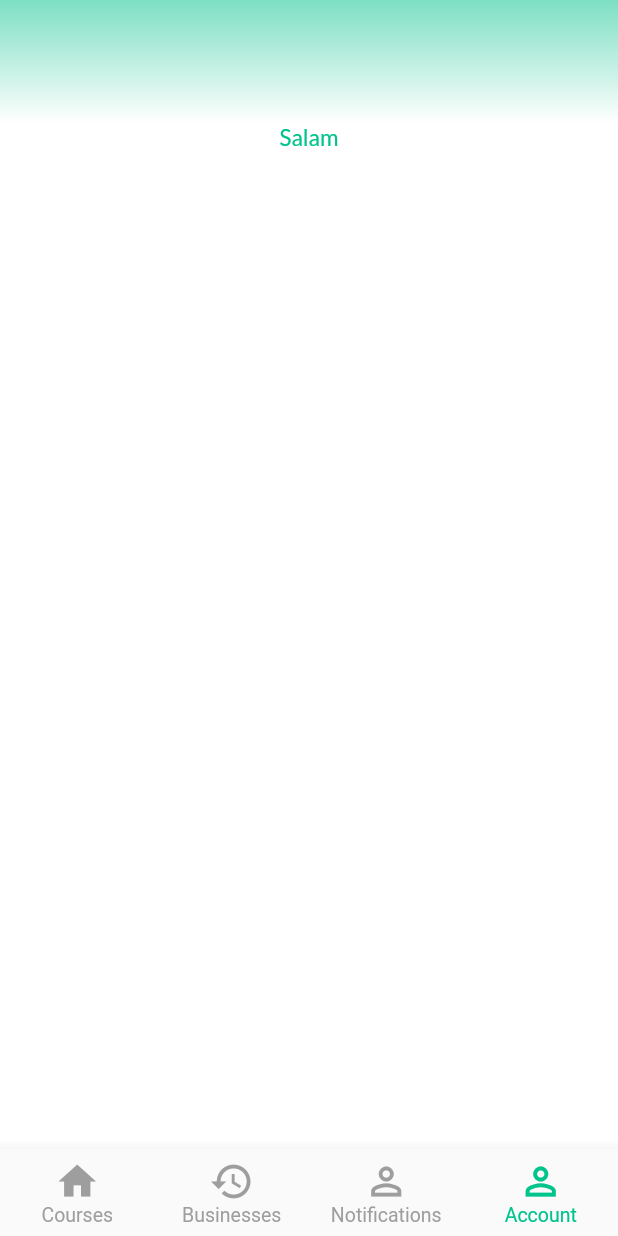
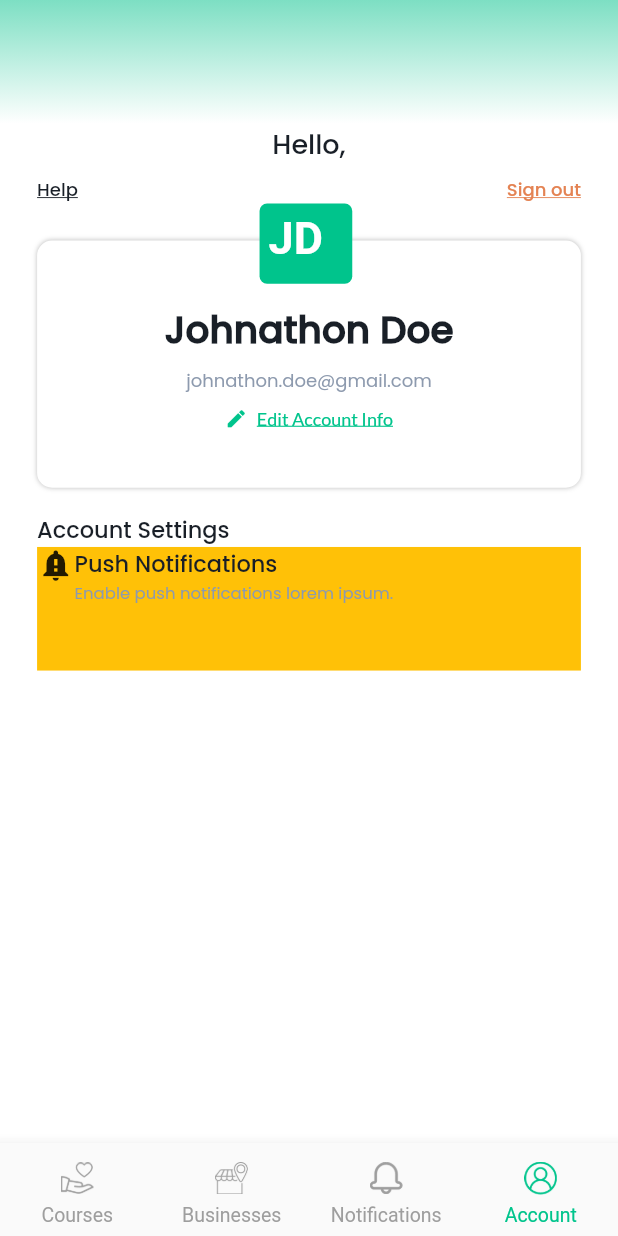
Before and after one commit to nasirmalik01/ThinknLocal, a Flutter app: the BottomTab screen opened directly, item 4 of the bottom bar chosen, on a phone screen of 412 x 824 dp. Run offline on Flutter 3.47's test engine with Material 2 defaults, Android fonts, the light colour scheme and no system bars; our stand-ins replace fluttertoast, lottie, shared_preferences; missing offline and left inert: date_time_format; accounts and stored records are empty; Roboto replaces fonts that are missing (Lato-Bold).

Commit message:
Bottom Tab Index Settings Icons Created and Impelmented Account Screen Partially done

```diff
--- a/lib/res/assets.dart
+++ b/lib/res/assets.dart
@@ -5,6 +5,10 @@ class Assets {
   static const String googleLogo = "assets/png/Google.png";
   static const String facebookLogo = "assets/png/Facebook.png";
   static const String notificationPic = "assets/png/notificationPic.png";
+  static const String accountIcon = "assets/png/Account.png";
+  static const String causeIcon = "assets/png/cause.png";
+  static const String notificationIcon = "assets/png/notification.png";
+  static const String storeIcon = "assets/png/store.png";
 
 
   // fonts
--- a/lib/res/colors.dart
+++ b/lib/res/colors.dart
@@ -13,6 +13,8 @@ class AppColors{
   static const lightBlack = Color.fromRGBO(25, 31, 39, 1);
   static const gradientColor1 = Color.fromRGBO(125, 223, 195, 1);
   static const lightBlue = Color.fromRGBO(94, 95, 220, 1);
+  static const orangeColor = Color.fromRGBO(228, 131, 83, 1);
+  static const shadowColor = Color.fromRGBO(0, 0, 0, 0.25);
 
 
 
--- a/lib/screens/bottom_tab/account/account.dart
+++ b/lib/screens/bottom_tab/account/account.dart
@@ -1,7 +1,9 @@
 import 'package:flutter/cupertino.dart';
 import 'package:flutter/material.dart';
+import 'package:flutter_app/screens/bottom_tab/account/account_components.dart';
 import 'package:flutter_app/widgets/text_views.dart';
 
+import '../../../res/assets.dart';
 import '../../../res/colors.dart';
 import '../../../res/res.dart';
 
@@ -14,6 +16,7 @@ class Account extends StatefulWidget {
 }
 
 class _AccountState extends State<Account> {
+  AccountComponents _accountComponents = AccountComponents();
 
   @override
   void initState() {
@@ -54,7 +57,29 @@ class _AccountState extends State<Account> {
                   padding: EdgeInsets.symmetric(horizontal: sizes!.width * 0.06),
                   child: Column(
                     children: [
-                      TextView.getMediumText15("Salam", color: AppColors.greenColor),
+                      TextView.getMediumText18("Hello,", color: AppColors.lightBlack, fontFamily: Assets.poppinsMedium),
+                      SizedBox(height: getHeight() * 0.01),
+                      Row(
+                        mainAxisAlignment: MainAxisAlignment.spaceBetween,
+                        children: [
+                          TextView.bold12Text("Help", color: AppColors.lightBlack, fontFamily: Assets.poppinsMedium, textDecoration: TextDecoration.underline),
+                          TextView.bold12Text("Sign out", color: AppColors.orangeColor, fontFamily: Assets.poppinsMedium, textDecoration: TextDecoration.underline),
+                        ],
+                      ),
+                      //SizedBox(height: getHeight() * 0.01),
+                      _accountComponents.profileBox(
+                          name: "Johnathon Doe",
+                          email: "johnathon.doe@gmail.com",
+                          nameShort: "JD"
+                      ),
+                      Align(
+                        alignment: Alignment.centerLeft,
+                          child: TextView.getMediumText15("Account Settings", color: AppColors.lightBlack, fontFamily: Assets.poppinsMedium)),
+                      _accountComponents.accountSettingCard(
+                          icon: Icons.notification_important,
+                          title: "Push Notifications",
+                          description: "Enable push notifications lorem ipsum."
+                      ),
                     ],
                   ),
                 ),
--- /dev/null
+++ b/lib/screens/bottom_tab/account/account_components.dart
@@ -0,0 +1,116 @@
+import 'package:flutter/cupertino.dart';
+import 'package:flutter/material.dart';
+
+import '../../../res/assets.dart';
+import '../../../res/colors.dart';
+import '../../../res/res.dart';
+import '../../../widgets/text_views.dart';
+
+class AccountComponents {
+  Widget profileBox({
+    @required String? name,
+    @required String? email,
+    @required String? nameShort,
+  }) {
+    return Column(
+      children: [
+        Container(
+          height: sizes!.height * 0.25,
+          width: sizes!.width,
+
+          //color: Colors.amber,
+          child: Stack(
+              alignment: Alignment.center,
+            children: [
+              Positioned(
+                top: sizes!.height * 0.03,
+                child: Container(
+                padding: EdgeInsets.symmetric(vertical: sizes!.height * 0.03),
+                height: sizes!.height * 0.2,
+                width: sizes!.width * 0.88,
+                decoration: BoxDecoration(
+                  borderRadius: BorderRadius.circular(10),
+                  color: AppColors.pureWhiteColor,
+                  boxShadow: const [
+                    BoxShadow(
+                      color: AppColors.shadowColor,
+                      blurRadius: 2,
+                      offset: Offset(0, 0),
+                    ),
+                  ],
+                ),
+                child: Column(
+                  children: [
+                    SizedBox(height: getHeight() * 0.02),
+                    TextView.bold25Text(name, color: AppColors.lightBlack, fontFamily: Assets.poppinsMedium),
+                    SizedBox(height: getHeight() * 0.008),
+                    TextView.bold12Text(email, color: AppColors.darkGrey, fontFamily: Assets.poppinsRegular),
+                    SizedBox(height: getHeight() * 0.01),
+                    Row(
+                      mainAxisAlignment: MainAxisAlignment.center,
+                      children: [
+                        const Icon(Icons.edit, size: 15, color: AppColors.greenColor),
+                        SizedBox(width: sizes!.width * 0.015),
+                        TextView.bold12Text("Edit Account Info", color: AppColors.greenColor, textDecoration: TextDecoration.underline),
+                      ],
+                    ),
+                  ],
+                ),
+            ),
+              ),
+              Positioned(
+                top: sizes!.heightRatio * 0,
+                right: sizes!.width * 0.37,
+                child: Container(
+                  height: sizes!.height * 0.065,
+                  width: sizes!.width * 0.15,
+                  decoration: BoxDecoration(
+                    borderRadius: BorderRadius.circular(5),
+                    color: AppColors.greenColor,
+                    // boxShadow: const [
+                    //   BoxShadow(
+                    //     color: AppColors.shadowColor,
+                    //     blurRadius: 2,
+                    //     offset: Offset(0, 0),
+                    //   ),
+                    // ],
+                  ),
+                child: Padding(
+                  padding: const EdgeInsets.all(6.0),
+                  child: TextView.bold30Text(nameShort, color: AppColors.pureWhiteColor, fontFamily: Assets.latoBold),
+                ),
+              ),)
+            ]
+          ),
+        ),
+      ],
+    );
+  }
+
+  Widget accountSettingCard({
+    required icon,
+    @required String? title,
+    @required String? description
+  }) {
+    return Container(
+      height: sizes!.height * 0.1,
+      width: sizes!.width,
+      color: Colors.amber,
+      child: Row(
+        crossAxisAlignment: CrossAxisAlignment.start,
+        children: [
+          Icon(icon, size: 25,),
+          Column(
+            crossAxisAlignment: CrossAxisAlignment.start,
+            children: [
+              TextView.getMediumText15(title, color: AppColors.lightBlack, fontFamily: Assets.poppinsMedium),
+              TextView.regular11Text(description, color: AppColors.darkGrey, fontFamily: Assets.poppinsRegular)
+            ],
+          ),
+
+        ],
+      ),
+    );
+  }
+
+}
--- a/lib/screens/bottom_tab/bottom_tab.dart
+++ b/lib/screens/bottom_tab/bottom_tab.dart
@@ -1,10 +1,12 @@
 
 import 'package:flutter/material.dart';
 import 'package:flutter_app/screens/bottom_tab/account/account.dart';
+import 'package:flutter_app/screens/bottom_tab/bottom_tab_components.dart';
 import 'package:flutter_app/screens/bottom_tab/notifications/notifications.dart';
 import 'package:provider/provider.dart';
 import 'package:flutter_app/screens/bottom_tab/bottom_tab_provider.dart';
 import 'package:flutter_app/res/res.dart';
+import '../../res/assets.dart';
 import '../../res/colors.dart';
 import 'businesses/businesses.dart';
 import 'courses/courses.dart';
@@ -22,6 +24,7 @@ class _BottomTabState extends State<BottomTab> {
 
   int _currentIndex = 0;
   BottomTabProvider? _bottomTabProvider;
+  BottomTabComponents? _bottomTabComponents = BottomTabComponents();
 
   @override
   void initState() {
@@ -81,9 +84,16 @@ class _BottomTabState extends State<BottomTab> {
         currentIndex: _currentIndex,
         items: [
           BottomNavigationBarItem(
-            icon: Icon(Icons.home,
-                size: 30,
-                color: _bottomTabProvider?.currentIndex==0? AppColors.greenColor: Colors.grey ),
+            icon: Padding(
+              padding: const EdgeInsets.all(6.0),
+              child: _bottomTabComponents?.getBottomTabIcons(
+                icon: Assets.causeIcon,
+                color: _bottomTabProvider?.currentIndex == 0? AppColors.greenColor: Colors.grey,
+              ),
+            ),
+            // Icon(Icons.home,
+            //     size: 30,
+            //     color: _bottomTabProvider?.currentIndex==0? AppColors.greenColor: Colors.grey ),
 
             label: 'Courses'
             // Text(
@@ -94,21 +104,33 @@ class _BottomTabState extends State<BottomTab> {
             // ),
           ),
           BottomNavigationBarItem(
-            icon: Icon(Icons.restore_outlined,
-                size: 30,
-                color: _bottomTabProvider?.currentIndex==1? AppColors.greenColor: Colors.grey),
+            icon: Padding(
+              padding: const EdgeInsets.all(6.0),
+              child: _bottomTabComponents?.getBottomTabIcons(
+                icon: Assets.storeIcon,
+                color: _bottomTabProvider?.currentIndex == 1? AppColors.greenColor: Colors.grey,
+              ),
+            ),
             label: 'Businesses',
           ),
           BottomNavigationBarItem(
-            icon: Icon(Icons.perm_identity_outlined,
-                size: 30,
-                color: _bottomTabProvider?.currentIndex==2? AppColors.greenColor: Colors.grey),
+            icon: Padding(
+              padding: const EdgeInsets.all(6.0),
+              child: _bottomTabComponents?.getBottomTabIcons(
+                icon: Assets.notificationIcon,
+                color: _bottomTabProvider?.currentIndex == 2? AppColors.greenColor: Colors.grey,
+              ),
+            ),
             label: 'Notifications',
           ),
           BottomNavigationBarItem(
-            icon: Icon(Icons.perm_identity_outlined,
-                size: 30,
-                color: _bottomTabProvider?.currentIndex==3? AppColors.greenColor: Colors.grey),
+            icon: Padding(
+              padding: const EdgeInsets.all(6.0),
+              child: _bottomTabComponents?.getBottomTabIcons(
+                icon: Assets.accountIcon,
+                color: _bottomTabProvider?.currentIndex == 3? AppColors.greenColor: Colors.grey,
+              ),
+            ),
             label: 'Account',
           ),
         ],
--- a/lib/screens/bottom_tab/bottom_tab_components.dart
+++ b/lib/screens/bottom_tab/bottom_tab_components.dart
@@ -0,0 +1,25 @@
+import 'package:flutter/cupertino.dart';
+
+import '../../res/assets.dart';
+import '../../res/res.dart';
+
+class BottomTabComponents {
+  // Widget getBottomTabText({String ? text}){
+  //   return Text(text??"",
+  //     maxLines: 1,
+  //     style: TextStyle(
+  //       fontFamily: Assets.latoBold,
+  //       fontSize: sizes?.mediumFontSize,
+  //     ),
+  //   );
+  // }
+
+  Widget getBottomTabIcons({String ? icon, final color}){
+    return Image(
+      image: AssetImage(icon??""),
+      height: 22,
+      width: 22,
+      color: color,
+    );
+  }
+}
--- a/lib/screens/bottom_tab/notifications/notification_components.dart
+++ b/lib/screens/bottom_tab/notifications/notification_components.dart
@@ -28,21 +28,11 @@ class NotificationComponents {
               //height: sizes!.height * 0.12,
               padding: EdgeInsets.only(top: sizes!.heightRatio * 10, bottom: sizes!.heightRatio * 10, left: sizes!.heightRatio * 5),
               decoration: BoxDecoration(
-                // boxShadow: [
-                //   BoxShadow(
-                //     color: AppColors.smallButtonShadow,
-                //     blurRadius: 18,
-                //     offset: Offset(0, 0),
-                //   ),
-                // ],
-                //color: Colors.yellow,
                 borderRadius: BorderRadius.circular(10),
               ),
               child: Row(
-                // mainAxisAlignment: MainAxisAlignment.center,
-                // crossAxisAlignment: CrossAxisAlignment.center,
                 children: [
-                  Container(
+                  SizedBox(
                     width: sizes!.width * 0.16,
 
                     child: Image(
@@ -51,11 +41,9 @@ class NotificationComponents {
                     ),
                   ),
                   SizedBox(width: sizes!.width * 0.03),
-                  Container(
-                    //height: sizes!.height * 0.1,
+                  SizedBox(
                     width: sizes!.width * 0.67,
                     child: Column(
-                      // mainAxisAlignment: MainAxisAlignment.spaceBetween,
                       crossAxisAlignment: CrossAxisAlignment.start,
                       children: [
                         SizedBox(height: sizes!.height * 0.01),
--- a/lib/screens/bottom_tab/notifications/notifications.dart
+++ b/lib/screens/bottom_tab/notifications/notifications.dart
@@ -66,7 +66,7 @@ class _NotificationsState extends State<Notifications>  with SingleTickerProvide
                       SizedBox(height: getHeight() * 0.01),
                       TextView.getMediumText15("Want to edit your notification settings?", color: AppColors.darkGrey, fontFamily: Assets.poppinsRegular),
                       SizedBox(height: getHeight() * 0.01),
-                      TextView.getMediumText15UnderLine("Edit Settings", color: AppColors.greenColor, fontFamily: Assets.poppinsMedium),
+                      TextView.getMediumText15UnderLine("Edit Settings", color: AppColors.greenColor, fontFamily: Assets.poppinsMedium, textDecoration: TextDecoration.underline),
 
                     ],
                   ),
--- a/lib/widgets/text_views.dart
+++ b/lib/widgets/text_views.dart
@@ -67,7 +67,7 @@ class TextView {
       final text,
       {@required final color,
         final TextAlign textAlign = TextAlign.start,
-        final fontFamily,
+        final fontFamily, final TextDecoration textDecoration = TextDecoration.none,
         final lines}) {
     return Text(
       text ?? "",
@@ -76,7 +76,7 @@ class TextView {
       maxLines: lines,
       overflow: TextOverflow.ellipsis,
       style: TextStyle(
-        decoration: TextDecoration.underline,
+        decoration: textDecoration,
         fontSize: sizes!.fontSize15,
         fontFamily: fontFamily?? Assets.latoRegular,
         color: color,
@@ -169,7 +169,7 @@ class TextView {
       final text,
       {@required final color,
         final TextAlign textAlign = TextAlign.start,
-        final fontFamily,
+        final fontFamily, final TextDecoration textDecoration = TextDecoration.none,
         final lines}) {
     return Text(
       text ?? "",
@@ -178,6 +178,7 @@ class TextView {
       maxLines: lines,
       overflow: TextOverflow.ellipsis,
       style: TextStyle(
+        decoration: textDecoration,
         fontSize: sizes!.fontSize12,
         fontFamily: fontFamily?? Assets.latoRegular,
         color: color,
@@ -266,6 +267,27 @@ class TextView {
     );
   }
 
+  static Text bold30Text(
+      final text,
+      {@required final color,
+        final TextAlign textAlign = TextAlign.start,
+        final fontFamily,
+        final lines}) {
+    return Text(
+      text ?? "",
+      textAlign: textAlign,
+      softWrap: true,
+      maxLines: lines,
+      overflow: TextOverflow.ellipsis,
+      style: TextStyle(
+        fontSize: sizes!.fontSize30,
+        fontFamily: fontFamily?? Assets.latoBold,
+        fontWeight: FontWeight.w700,
+        color: color,
+      ),
+    );
+  }
+
   static Text getText27(
       final text,
       {@required final color,
```
Also changed, not shown: assets/png/Account.png (added), assets/png/cause.png (added), assets/png/notification.png (added), assets/png/store.png (added).
